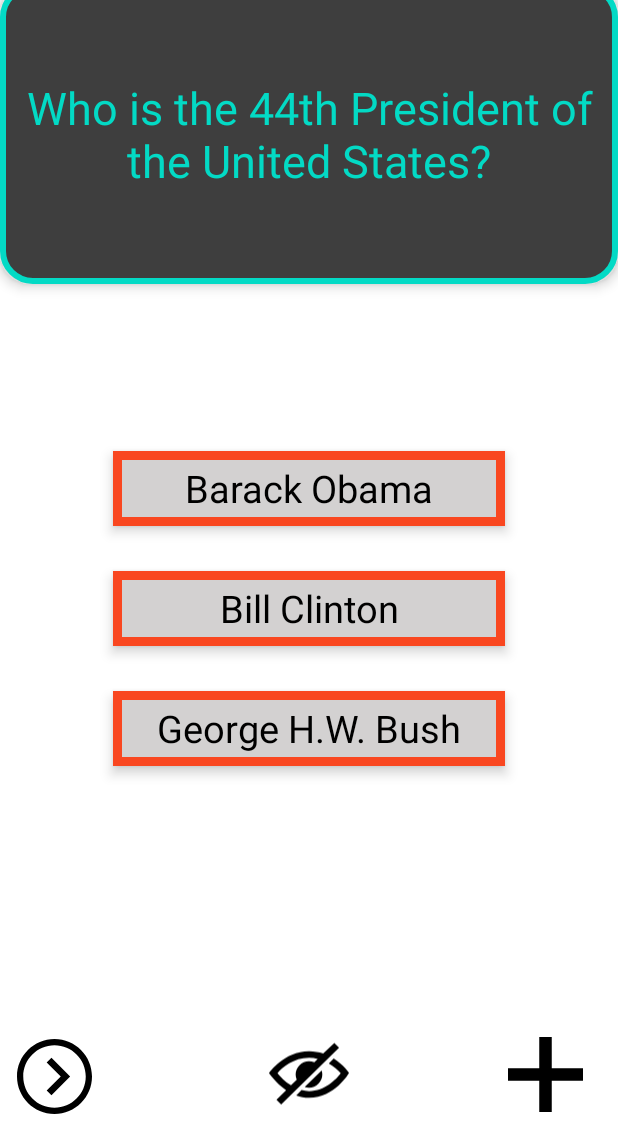
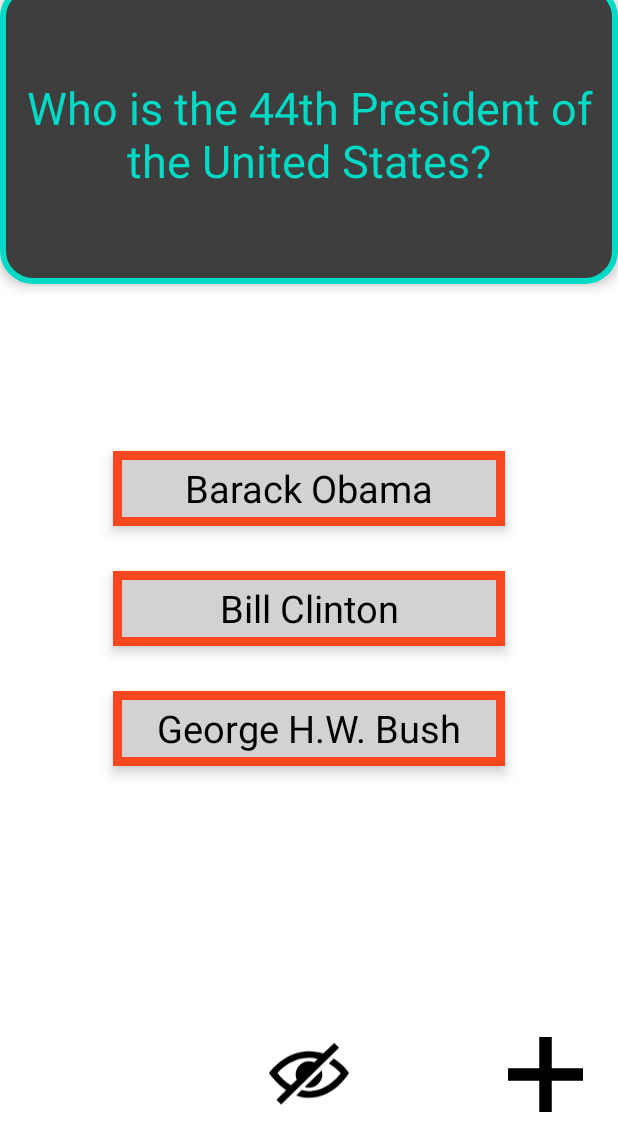
Before and after one commit to ADAS2024/Lab4, an Android app: the screen it shows after launch (MainActivity), on a phone screen of 412 x 824 dp, the part 100-1236 px from its top. Run offline under Robolectric (Android 15) with nearby library versions, the phone set to English and light mode, and no system bars.

```diff
--- a/app/build.gradle
+++ b/app/build.gradle
@@ -36,9 +36,4 @@ dependencies {
     testImplementation 'junit:junit:4.+'
     androidTestImplementation 'androidx.test.ext:junit:1.1.2'
     androidTestImplementation 'androidx.test.espresso:espresso-core:3.3.0'
-
-    def room_version = "2.2.6"
-
-    implementation "androidx.room:room-runtime:$room_version"
-    annotationProcessor "androidx.room:room-compiler:$room_version"
 }
--- a/app/src/main/java/com/example/arnabsflashcardapp/AppDatabase.java
+++ /dev/null
@@ -1,10 +0,0 @@
-package com.example.arnabsflashcardapp;
-
-
-import androidx.room.Database;
-import androidx.room.RoomDatabase;
-
-@Database(entities = {Flashcard.class}, version = 3)
-public abstract class AppDatabase extends RoomDatabase {
-    public abstract FlashcardDao flashcardDao();
-}
--- a/app/src/main/java/com/example/arnabsflashcardapp/FlashcardDao.java
+++ /dev/null
@@ -1,27 +0,0 @@
-package com.example.arnabsflashcardapp;
-
-
-
-import androidx.room.Dao;
-import androidx.room.Delete;
-import androidx.room.Insert;
-import androidx.room.OnConflictStrategy;
-import androidx.room.Query;
-import androidx.room.Update;
-
-import java.util.List;
-
-@Dao
-public interface FlashcardDao {
-    @Query("SELECT * FROM flashcard")
-    List<Flashcard> getAll();
-
-    @Insert
-    void insertAll(Flashcard... flashcards);
-
-    @Delete
-    void delete(Flashcard flashcard);
-
-    @Update(onConflict = OnConflictStrategy.REPLACE)
-    void update(Flashcard flashcard);
-}
--- a/app/src/main/java/com/example/arnabsflashcardapp/FlashcardDatabase.java
+++ /dev/null
@@ -1,53 +0,0 @@
-package com.example.arnabsflashcardapp;
-
-
-import android.content.Context;
-
-import androidx.room.Room;
-
-import java.util.List;
-
-public class FlashcardDatabase {
-    private final AppDatabase db;
-
-    FlashcardDatabase(Context context) {
-        db = Room.databaseBuilder(context.getApplicationContext(),
-                AppDatabase.class, "flashcard-database")
-                .allowMainThreadQueries()
-                .fallbackToDestructiveMigration()
-                .build();
-    }
-
-    public void initFirstCard() {
-        if (db.flashcardDao().getAll().isEmpty()) {
-            insertCard(new Flashcard("Who is the 44th President of the United States", "Barack Obama"));
-        }
-    }
-
-    public List<Flashcard> getAllCards() {
-        return db.flashcardDao().getAll();
-    }
-
-    public void insertCard(Flashcard flashcard) {
-        db.flashcardDao().insertAll(flashcard);
-    }
-
-    public void deleteCard(String flashcardQuestion) {
-        List<Flashcard> allCards = db.flashcardDao().getAll();
-        for (Flashcard f : allCards) {
-            if (f.getQuestion().equals(flashcardQuestion)) {
-                db.flashcardDao().delete(f);
-            }
-        }
-    }
-
-    public void updateCard(Flashcard flashcard) {
-        db.flashcardDao().update(flashcard);
-    }
-
-    public void deleteAll() {
-        for (Flashcard f : db.flashcardDao().getAll()) {
-            db.flashcardDao().delete(f);
-        }
-    }
-}
--- a/app/src/main/java/com/example/arnabsflashcardapp/MainActivity.java
+++ b/app/src/main/java/com/example/arnabsflashcardapp/MainActivity.java
@@ -13,15 +13,8 @@ import android.widget.ImageView;
 import android.widget.TextView;
 import android.widget.ToggleButton;
 
-import com.google.android.material.snackbar.Snackbar;
-
-import java.util.List;
-
 public class MainActivity extends AppCompatActivity {
     boolean isShowingAnswers = true;
-    FlashcardDatabase flashcardDatabase;
-    List<Flashcard> allFlashcards;
-    int currentCardDisplayedIndex = 0;
 
 
     @Override
@@ -37,45 +30,6 @@ public class MainActivity extends AppCompatActivity {
         TextView flashcardanswer3 = findViewById(R.id.flashcard_answer3);
         ImageView eyebutton =  (findViewById(R.id.toggle_choices_visibility));
         ImageView plusbutton = (findViewById(R.id.newcard));
-        ImageView nextbutton = (findViewById(R.id.nextbutton));
-
-
-        nextbutton.setOnClickListener(new View.OnClickListener() {
-            @Override
-            public void onClick(View v) {
-                // don't try to go to next card if you have no cards to begin with
-                if (allFlashcards.size() == 0)
-                    return;
-                // advance our pointer index so we can show the next card
-                currentCardDisplayedIndex++;
-
-                // make sure we don't get an IndexOutOfBoundsError if we are viewing the last indexed card in our list
-                if(currentCardDisplayedIndex >= allFlashcards.size()) {
-
-                    Snackbar.make(flashcardquestion,
-                            "You've reached the end of the cards, going back to start.",
-                            Snackbar.LENGTH_SHORT)
-                            .show();
-                    currentCardDisplayedIndex = 0;
-                }
-
-                // set the question and answer TextViews with data from the database
-                allFlashcards = flashcardDatabase.getAllCards();
-                Flashcard flashcard = allFlashcards.get(currentCardDisplayedIndex);
-
-                ((TextView) findViewById(R.id.flashcard_answer)).setText(flashcard.getAnswer());
-                ((TextView) findViewById(R.id.flashcard_question)).setText(flashcard.getQuestion());
-            }
-        });
-
-        flashcardDatabase = new FlashcardDatabase(this);
-        allFlashcards = flashcardDatabase.getAllCards();
-
-        if (allFlashcards != null && allFlashcards.size() > 0) {
-            ((TextView) findViewById(R.id.flashcard_question)).setText(allFlashcards.get(0).getQuestion());
-            ((TextView) findViewById(R.id.flashcard_answer)).setText(allFlashcards.get(0).getAnswer());
-        }
-
 
 
 
@@ -168,9 +122,6 @@ public class MainActivity extends AppCompatActivity {
             flashcardquestion.setText(question);
             TextView flashcardanswer = findViewById(R.id.flashcard_answer);
             flashcardanswer.setText(answer);
-
-            flashcardDatabase.insertCard(new Flashcard(question, answer));
-            allFlashcards = flashcardDatabase.getAllCards();
         }
     }
 }
--- a/app/src/main/res/drawable/nextbutton.xml
+++ /dev/null
@@ -1,9 +0,0 @@
-<vector xmlns:android="http://schemas.android.com/apk/res/android"
-    android:width="24dp"
-    android:height="24dp"
-    android:viewportWidth="24"
-    android:viewportHeight="24">
-  <path
-      android:fillColor="#FF000000"
-      android:pathData="M12,2c5.514,0 10,4.486 10,10s-4.486,10 -10,10 -10,-4.486 -10,-10 4.486,-10 10,-10zM12,0c-6.627,0 -12,5.373 -12,12s5.373,12 12,12 12,-5.373 12,-12 -5.373,-12 -12,-12zM14,12l-4.5,4.5 1.527,1.5 5.973,-6 -5.973,-6 -1.527,1.5 4.5,4.5z"/>
-</vector>
--- a/app/src/main/res/layout/activity_main.xml
+++ b/app/src/main/res/layout/activity_main.xml
@@ -91,15 +91,6 @@
         android:layout_marginBottom="0dp"
         android:src="@drawable/plusbutton" />
 
-    <ImageView
-        android:id="@+id/nextbutton"
-        android:layout_width="50dp"
-        android:layout_height="82dp"
-        android:layout_alignParentBottom="true"
-        android:layout_marginEnd="23dp"
-        android:layout_marginStart="11dp"
-        android:layout_marginBottom="-1dp"
-        android:src="@drawable/nextbutton" />
 
 
 </RelativeLayout>
```
Also changed, not shown: app/src/main/java/com/example/arnabsflashcardapp/Flashcard.java (deleted, +0 -97 lines).
